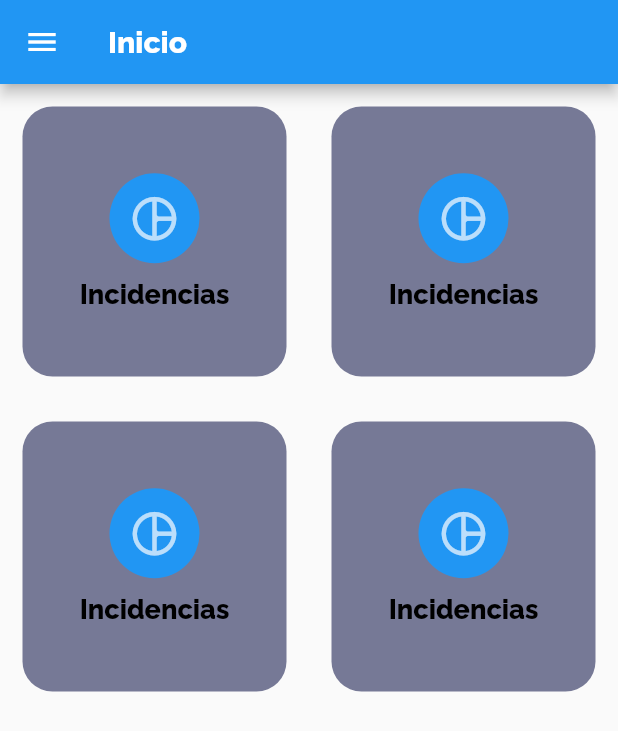
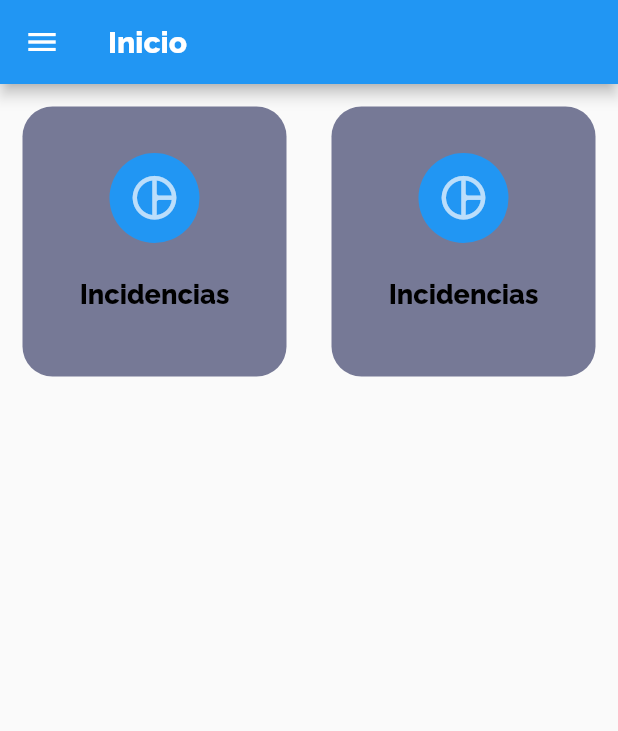
Before and after one commit to paoyomira/app_sucre, a Flutter app: the HomeScreen screen opened by its route, on a phone screen of 412 x 824 dp. Shown: the top 731 px of the screen. Run offline on Flutter 3.47's test engine with Material 2 defaults, Android fonts, the phone set to English and light mode, and no system bars; our stand-ins replace flutter_secure_storage; accounts and stored records are empty.

Commit message:
arreglos en el home

```diff
--- a/lib/screens/home/home_screen.dart
+++ b/lib/screens/home/home_screen.dart
@@ -20,10 +20,6 @@ class HomeScreen extends StatelessWidget {
               HomeCardWidget(),
               HomeCardWidget(),
             ]),
-            TableRow(children: [
-              HomeCardWidget(),
-              HomeCardWidget(),
-            ]),
           ],
         ));
   }
--- a/lib/widgets/auth_background_widget.dart
+++ b/lib/widgets/auth_background_widget.dart
@@ -7,7 +7,7 @@ class AuthBackgroundWidget extends StatelessWidget {
 
   @override
   Widget build(BuildContext context) {
-    return Container(
+    return SizedBox(
       // color: Colors.red,
       width: double.infinity,
       height: double.infinity,
@@ -71,7 +71,7 @@ class _Bubble extends StatelessWidget {
       height: 100,
       decoration: BoxDecoration(
           borderRadius: BorderRadius.circular(100),
-          color: Color.fromRGBO(255, 255, 255, 0.05)),
+          color: const Color.fromRGBO(255, 255, 255, 0.05)),
     );
   }
 }
--- a/lib/widgets/cards/home_card_widget.dart
+++ b/lib/widgets/cards/home_card_widget.dart
@@ -14,8 +14,8 @@ class HomeCardWidget extends StatelessWidget {
       ),
       child: Column(
         mainAxisAlignment: MainAxisAlignment.center,
-        children: const [
-          CircleAvatar(
+        children: [
+          const CircleAvatar(
             backgroundColor: Colors.blue,
             child: Icon(
               Icons.pie_chart_outline_rounded,
@@ -24,10 +24,11 @@ class HomeCardWidget extends StatelessWidget {
             radius: 30,
           ),
           SizedBox(height: 10),
-          Text(
-            'Incidencias',
-            style: TextStyle(color: Colors.black, fontSize: 18),
-          )
+          TextButton(
+            child: const Text('Incidencias',
+                style: TextStyle(color: Colors.black, fontSize: 18)),
+            onPressed: () {},
+          ),
         ],
       ),
     );
--- a/lib/widgets/inputs/incidence_detail_widget.dart
+++ b/lib/widgets/inputs/incidence_detail_widget.dart
@@ -16,12 +16,12 @@ class _IncidenceDetailWidgetState extends State<IncidenceDetailWidget> {
 
     List<DropdownMenuItem<String>> getopciones() {
       List<DropdownMenuItem<String>> lista = [];
-      _poderes.forEach((poder) {
+      for (var poder in _poderes) {
         lista.add(DropdownMenuItem(
           child: Text(poder),
           value: poder,
         ));
-      });
+      }
       return lista;
     }
 
```
Also changed, not shown: lib/screens/login/login_screen.dart (+10 -10 lines), lib/widgets/bars/search_bar_widget.dart (+43 -39 lines), lib/widgets/forms/login_form_widget.dart (+5 -7 lines).
